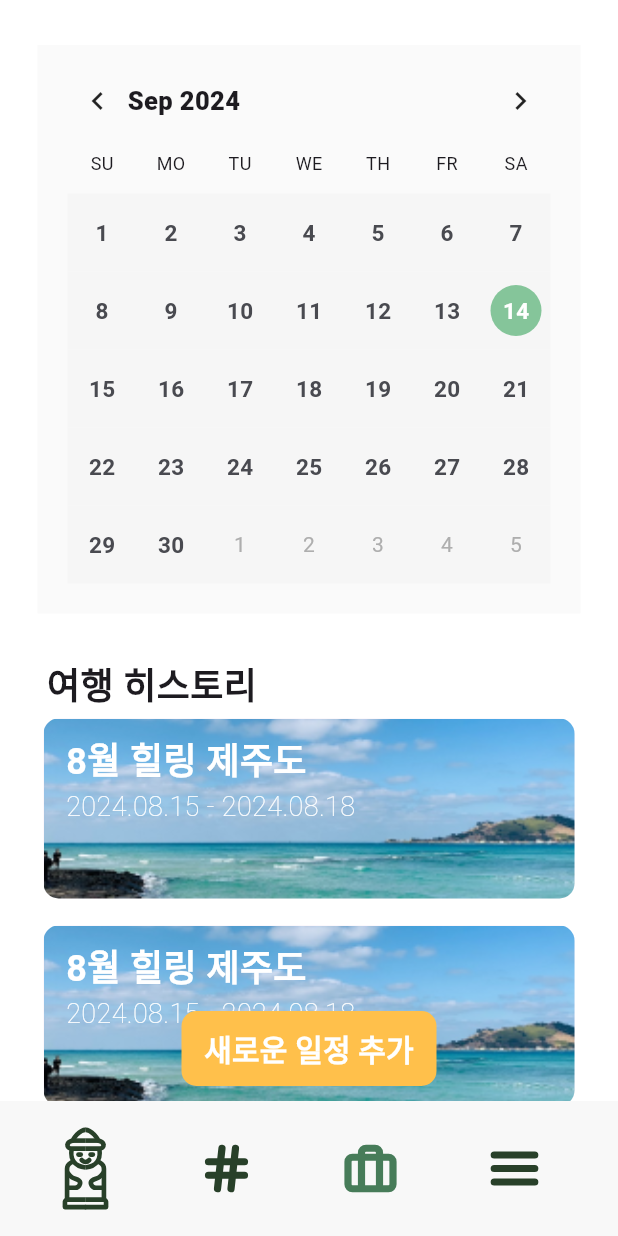
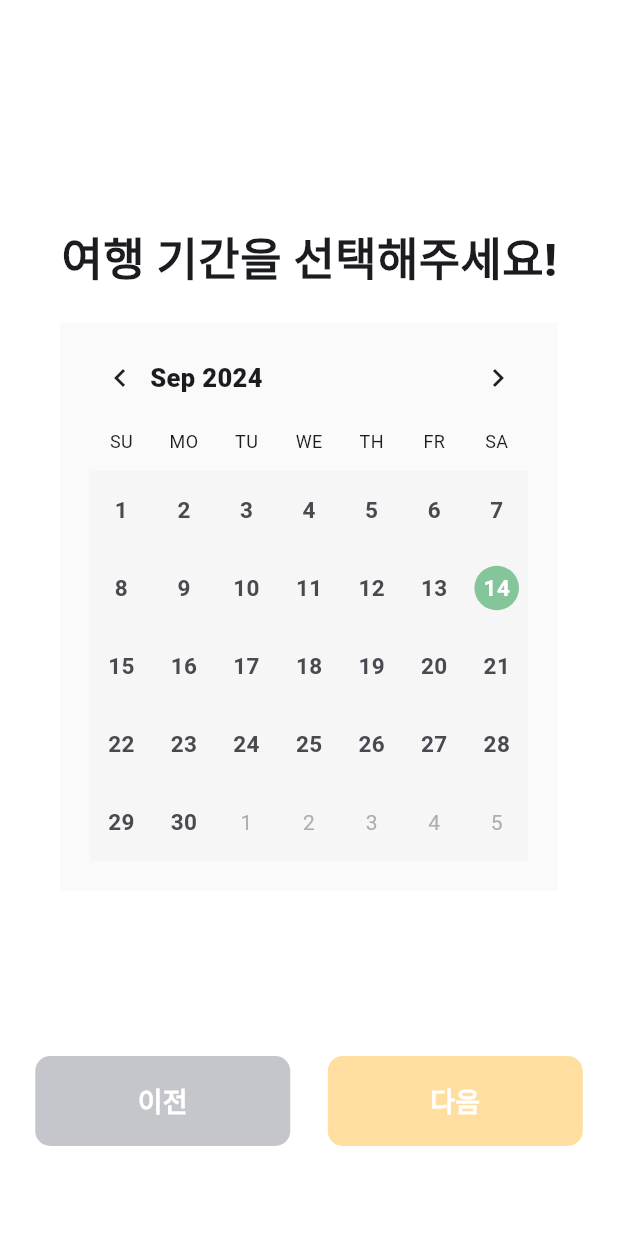
Before and after one commit to sion52/Obsser, a Flutter app: the screen it shows after launch, item 3 of the bottom bar chosen, after a tap on "새로운 일정 추가", on a phone screen of 412 x 824 dp. Run offline on Flutter 3.47's test engine with Material 3 defaults, Android fonts, the phone set to English and light mode, and no system bars; drawn by our look-alikes of table_calendar; our stand-ins replace flutter_svg, share_plus; network calls fail; Roboto replaces fonts that are missing (Pretendard); project files that could hold a hidden picture were left out.

Commit message:
new_trip

```diff
--- a/lib/screens/briefcase_screen.dart
+++ b/lib/screens/briefcase_screen.dart
@@ -1,6 +1,7 @@
 import 'package:flutter/material.dart';
 import 'package:table_calendar/table_calendar.dart';
 import 'package:intl/intl.dart';
+import 'package:obsser_1/screens/new_trip_screen.dart';
 
 class BriefcaseScreen extends StatefulWidget {
   const BriefcaseScreen({super.key});
@@ -81,7 +82,7 @@ class _BriefcaseScreenState extends State<BriefcaseScreen> {
         child: TableCalendar(
           focusedDay: DateTime.now(),
           firstDay: DateTime(2024, 1, 1),
-          lastDay: DateTime(2024, 12, 31),
+          lastDay: DateTime(2030, 12, 31),
           daysOfWeekHeight: 40,
           headerStyle: HeaderStyle(
             leftChevronPadding: EdgeInsets.zero,
@@ -170,15 +171,16 @@ class _BriefcaseScreenState extends State<BriefcaseScreen> {
       child: Center(
         child: ElevatedButton(
           onPressed: () {
-            // 일정 추가 로직
+            Navigator.push(
+              context,
+              MaterialPageRoute(builder: (context) => const NewTScreen()),
+            );
           },
           style: ElevatedButton.styleFrom(
             padding: const EdgeInsets.symmetric(vertical: 5),
             backgroundColor: const Color(0xFFFFC04B),
             foregroundColor: const Color(0xFFFFFFFF),
-            shape: RoundedRectangleBorder(
-              borderRadius: BorderRadius.circular(10),
-            ),
+            shape: RoundedRectangleBorder(borderRadius: BorderRadius.circular(10),),
             minimumSize: const Size(170, 50),
             elevation: 0,
           ),
--- a/lib/screens/hash_detail.dart
+++ b/lib/screens/hash_detail.dart
@@ -194,8 +194,8 @@ class _HashDetailState extends State<HashDetail> {
                 },
                 child: SvgPicture.asset(
                   isFavoriteList[index] ? 'assets/icons/Heart_f.svg' : 'assets/icons/Heart.svg',
-                  colorFilter: const ColorFilter.mode(
-                    Color(0xFFFFFFFF),
+                  colorFilter: ColorFilter.mode(
+                    isFavoriteList[index] ? const Color(0xFFFF5555) : const Color(0xFFFFFFFF),
                     BlendMode.srcIn,
                   ),
                 ),
--- a/lib/screens/magazine_detail.dart
+++ b/lib/screens/magazine_detail.dart
@@ -46,8 +46,8 @@ class _MagzScreenState extends State<MagzScreen> {
                     },
                     child: SvgPicture.asset(
                       isFavorite ? 'assets/icons/Heart_f.svg' : 'assets/icons/Heart.svg',
-                      colorFilter: const ColorFilter.mode(
-                      Color(0xFFFFFFFF),
+                      colorFilter: ColorFilter.mode(
+                      isFavorite ? Color(0xFFFF5555) : Color(0xFFFFFFFF),
                       BlendMode.srcIn,
                       ),
                     ),
--- a/lib/screens/menu_screen.dart
+++ b/lib/screens/menu_screen.dart
@@ -21,9 +21,9 @@ class MenuScreen extends StatelessWidget {
             child: ElevatedButton(
               onPressed: () {
                 Navigator.push(
-                      context,
-                      MaterialPageRoute(builder: (context) => const LoginScreen()),
-                    );
+                  context,
+                  MaterialPageRoute(builder: (context) => const LoginScreen()),
+                );
               },
               style: ElevatedButton.styleFrom(
                 padding: const EdgeInsets.fromLTRB(0, 15, 0, 18),
--- /dev/null
+++ b/lib/screens/new_trip_screen.dart
@@ -0,0 +1,234 @@
+import 'package:flutter/material.dart';
+import 'package:intl/intl.dart';
+import 'package:table_calendar/table_calendar.dart';
+
+class NewTScreen extends StatefulWidget {
+  const NewTScreen({super.key});
+
+  @override
+  // ignore: library_private_types_in_public_api
+  _NewTScreenState createState() => _NewTScreenState();
+}
+class _NewTScreenState extends State<NewTScreen> {
+  int pageIndex = 0;
+  bool isNextEnabled = false; // 다음 버튼 활성화 여부
+  final TextEditingController _controller = TextEditingController();
+
+  DateTime? _rangeStart;
+  DateTime? _rangeEnd;
+  DateTime _focusedDay = DateTime.now();
+  RangeSelectionMode _rangeSelectionMode = RangeSelectionMode.toggledOn;
+
+  @override
+  void initState() {
+    super.initState();
+    // TextField 값 변경 시 호출
+    _controller.addListener(() {
+      setState(() {
+        isNextEnabled = _controller.text.isNotEmpty; // 입력값이 비어있지 않으면 다음 버튼 활성화
+      });
+    });
+  }
+
+  Widget _buildPNButton(int pageIndex) {
+    return Row(
+      mainAxisAlignment: MainAxisAlignment.center,
+      children: [
+        if(pageIndex > 0)
+          ElevatedButton(
+            onPressed: () {},
+            style: ElevatedButton.styleFrom(
+              padding: const EdgeInsets.symmetric(vertical: 5),
+              backgroundColor: const Color(0xFFC5C6CC),
+              foregroundColor: const Color(0xFFFFFFFF),
+              shape: RoundedRectangleBorder(borderRadius: BorderRadius.circular(10),),
+              minimumSize: const Size(170, 60),
+              elevation: 0,
+            ),
+            child: const Text('이전', style: TextStyle(fontSize: 18, fontWeight: FontWeight.w600),),
+          ),
+        if(pageIndex < 1)
+          const SizedBox(width: 170,), // 이전 버튼이 없을 때 여백 맞춤
+        const SizedBox(width: 25,),
+        ElevatedButton(
+          onPressed: isNextEnabled
+            ? () {
+              // 다음 버튼 눌렀을 때 동작
+            }
+            : null,
+          style: ElevatedButton.styleFrom(
+            padding: const EdgeInsets.symmetric(vertical: 5),
+            backgroundColor: const Color(0xFFFFC04B),
+            foregroundColor: const Color(0xFFFFFFFF),
+            disabledForegroundColor: const Color(0xFFFFFFFF),
+            disabledBackgroundColor: const Color(0xFFFFDEA0),
+            shape: RoundedRectangleBorder(borderRadius: BorderRadius.circular(10),),
+            minimumSize: const Size(170, 60),
+            elevation: 0,
+          ),
+          child: const Text('다음', style: TextStyle(fontSize: 18, fontWeight: FontWeight.w600),),
+        ),
+      ],
+    );
+  }
+
+  Widget _buildTitlePage() {
+    return Padding(
+      padding: EdgeInsets.fromLTRB(40, 150, 40, 0),
+      child: Column(
+        children: [
+          Center(
+            child: Text(
+              '여행 제목을 입력하세요!',
+              style: TextStyle(
+                fontSize: 30,
+                fontWeight: FontWeight.w800,
+              ),
+            ),
+          ),
+          SizedBox(height: 20,),
+          Center(
+            child: Container(
+              padding: EdgeInsets.fromLTRB(15, 0, 0, 0),
+              width: double.infinity,
+              decoration: BoxDecoration(
+                border: Border.all(
+                  width: 1.3,
+                  color: const Color(0xFFC5C6CC),
+                ),
+                borderRadius: BorderRadius.circular(10)
+              ),
+              child: TextField(
+                controller: _controller,
+                decoration: InputDecoration(
+                  border: InputBorder.none,
+                  hintText: '힐링하러 떠나는 제주도',
+                  hintStyle: TextStyle(fontSize: 18, fontWeight: FontWeight.w300, color: Color(0xFFC5C6CC)),
+                ),
+              ),
+            ),
+          ),
+        ],
+      ),
+    );
+  }
+
+  Widget _buildDatePage() {
+    final List<String> _monthNames = ['Jan', 'Feb', 'Mar', 'Apr', 'May', 'Jun', 'Jul', 'Aug', 'Sep', 'Oct', 'Nov', 'Dec'  ];
+
+    return Padding(
+      padding: EdgeInsets.fromLTRB(40, 150, 40, 0),
+      child: Column(
+        children: [
+          Center(
+            child: Text(
+              '여행 기간을 선택해주세요!',
+              style: TextStyle(
+                fontSize: 30,
+                fontWeight: FontWeight.w800,
+              ),
+            ),
+          ),
+          SizedBox(height: 20,),
+          Container(
+            decoration: const BoxDecoration(
+              color: Color(0xFFFAFAFA),
+            ),
+            child: Padding(
+              padding: const EdgeInsets.fromLTRB(20, 0, 20, 20),
+              child: TableCalendar(
+                focusedDay: _focusedDay,
+                firstDay: DateTime(2024, 1, 1),
+                lastDay: DateTime(2030, 12, 31),
+                daysOfWeekHeight: 40,
+                rangeStartDay: _rangeStart,
+                rangeEndDay: _rangeEnd,
+                rangeSelectionMode: _rangeSelectionMode,
+                onRangeSelected: (start, end, focusedDay) {
+                  setState(() {
+                    _rangeStart = start;
+                    _rangeEnd = end;
+                    _focusedDay = focusedDay;
+                  });
+                },
+                onDaySelected:(selectedDay, focusedDay) {
+                  setState(() {
+                    _focusedDay = focusedDay;
+                    if (_rangeSelectionMode == RangeSelectionMode.toggledOn) {
+                      if (_rangeStart == null) {
+                        _rangeStart = selectedDay;
+                      } else {
+                        _rangeEnd = selectedDay;
+                      }
+                    }
+                  });
+                },
+                headerStyle: HeaderStyle(
+                  leftChevronPadding: EdgeInsets.zero,
+                  rightChevronPadding: EdgeInsets.zero,
+                  formatButtonVisible: false,
+                  titleTextFormatter: (date, locale) {
+                    return "${_monthNames[date.month - 1]} ${date.year}";
+                  },
+                  headerPadding: const EdgeInsets.fromLTRB(0, 25, 0, 10),
+                  titleTextStyle: const TextStyle(fontSize: 17, fontWeight: FontWeight.w800),
+                ),
+                daysOfWeekStyle: DaysOfWeekStyle(
+                  dowTextFormatter: (date, locale) {
+                    return DateFormat.E(locale).format(date).substring(0, 2).toUpperCase();
+                  },
+                  weekdayStyle: const TextStyle(fontSize: 12),
+                  weekendStyle: const TextStyle(fontSize: 12),
+                ),
+                calendarStyle: const CalendarStyle(
+                  defaultTextStyle: TextStyle(fontSize: 15, color: Color(0xFF494A50), fontWeight: FontWeight.bold),
+                  weekendTextStyle: TextStyle(fontSize: 15, color: Color(0xFF494A50), fontWeight: FontWeight.bold),
+                  outsideDaysVisible: true,
+                  todayDecoration: BoxDecoration(
+                    color: Color(0xFF85C59A),
+                    shape: BoxShape.circle,
+                  ),
+                  todayTextStyle: TextStyle(
+                    fontWeight: FontWeight.bold,
+                    color: Color(0xFFFFFFFF),
+                    fontSize: 15,
+                  ),
+                  rowDecoration: BoxDecoration(
+                    color: Color(0xFFF6F6F6),
+                  ),
+                ),
+              ),
+            ),
+          ),
+          if (_rangeStart != null && _rangeEnd != null)
+            Padding(
+              padding: const EdgeInsets.only(top: 20),
+              child: Text(
+                '선택된 기간: ${DateFormat('yyyy.MM.dd').format(_rangeStart!)} - ${DateFormat('yyyy.MM.dd').format(_rangeEnd!)}',
+                style: TextStyle(fontSize: 18, fontWeight: FontWeight.w600),
+              ),
+            ),
+        ],
+      ),
+    );
+  }
+
+  @override
+  Widget build(BuildContext context) {
+    return Scaffold(
+      backgroundColor: const Color(0xFFFFFFFF),
+      body: Column(
+        children: [
+          // _buildTitlePage(),
+          // Spacer(),
+          // _buildPNButton(0),
+          // SizedBox(height: 60,),
+          _buildDatePage(),
+          Spacer(),
+          _buildPNButton(1),
+          SizedBox(height: 60,),
+        ],
+      ),
+    );
+  }
+}
```
